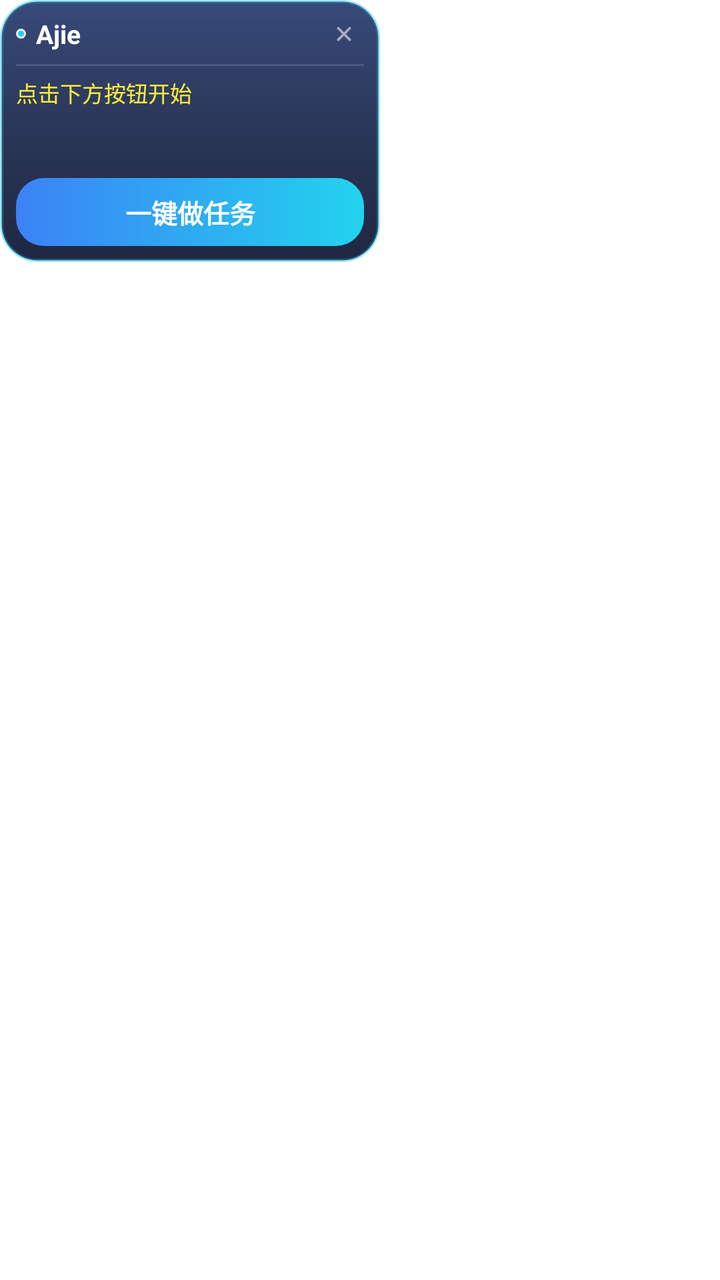
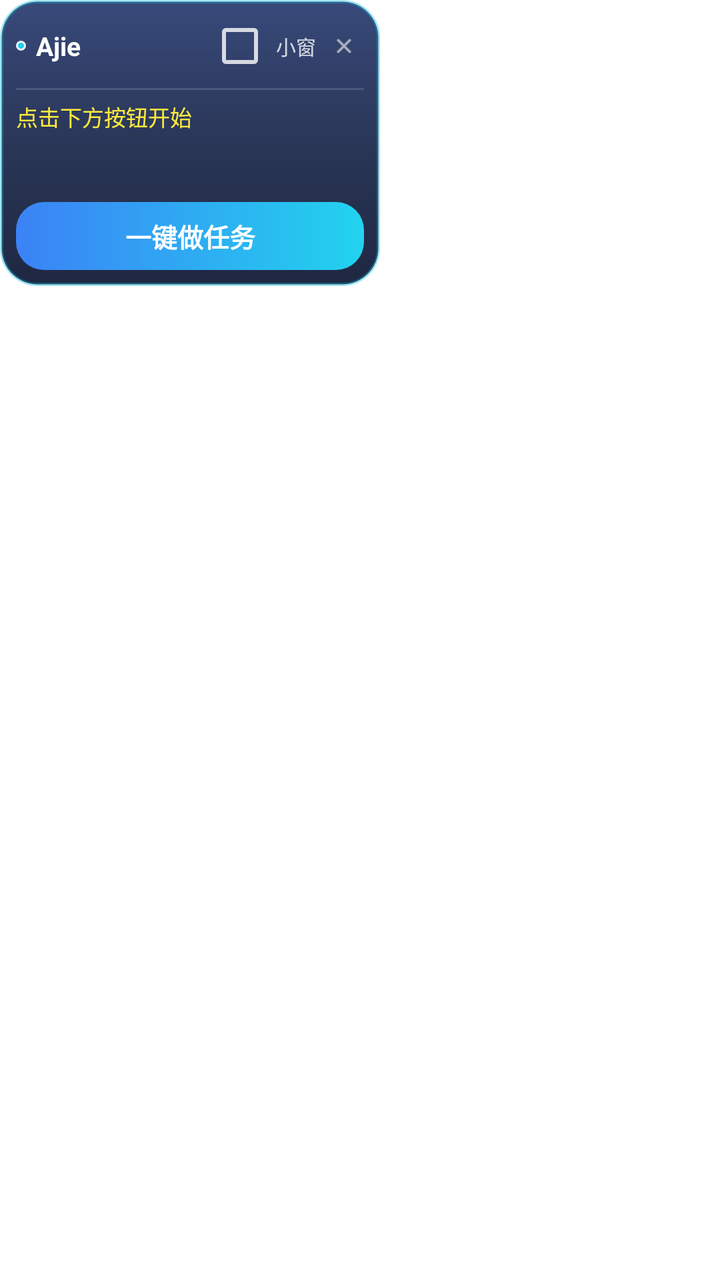

The first picture is an Android layout as it rendered before a commit; the second is the same layout after the commit. The layout source and the unified diff follow.
<!-- AndroidManifest.xml: application theme Theme.TaskHelper -->
<!-- res/layout/layout_window_float.xml -->
<?xml version="1.0" encoding="utf-8"?>
<RelativeLayout xmlns:android="http://schemas.android.com/apk/res/android"
    android:layout_width="wrap_content"
    android:layout_height="wrap_content">

    <LinearLayout
        android:id="@+id/ll_dot_container"
        android:layout_width="38dp"
        android:layout_height="38dp"
        android:background="@drawable/bg_float_dot_new"
        android:elevation="6dp"
        android:gravity="center"
        android:visibility="gone">

        <TextView
            android:id="@+id/tv_dot"
            android:layout_width="wrap_content"
            android:layout_height="wrap_content"
            android:text="J"
            android:textColor="#FFFFFF"
            android:textSize="14sp"
            android:textStyle="bold" />
    </LinearLayout>

    <LinearLayout
        android:id="@+id/ll_expanded"
        android:layout_width="190dp"
        android:layout_height="wrap_content"
        android:background="@drawable/bg_float_panel"
        android:elevation="6dp"
        android:orientation="vertical"
        android:paddingStart="8dp"
        android:paddingTop="7dp"
        android:paddingEnd="8dp"
        android:paddingBottom="8dp">

        <LinearLayout
            android:layout_width="match_parent"
            android:layout_height="wrap_content"
            android:gravity="center_vertical"
            android:orientation="horizontal">

            <View
                android:layout_width="5dp"
                android:layout_height="5dp"
                android:layout_marginEnd="5dp"
                android:background="@drawable/bg_float_dot_new" />

            <TextView
                android:layout_width="0dp"
                android:layout_height="wrap_content"
                android:layout_weight="1"
                android:text="Ajie"
                android:textColor="#FFFFFF"
                android:textSize="13sp"
                android:textStyle="bold" />

            <ImageView
                android:id="@+id/img_close"
                android:layout_width="20dp"
                android:layout_height="20dp"
                android:background="?android:attr/selectableItemBackgroundBorderless"
                android:padding="4dp"
                android:scaleType="centerInside"
                android:src="@android:drawable/ic_menu_close_clear_cancel"
                android:tint="#CCFFFFFF" />
        </LinearLayout>

        <View
            android:layout_width="match_parent"
            android:layout_height="1dp"
            android:layout_marginTop="5dp"
            android:layout_marginBottom="5dp"
            android:background="#22FFFFFF" />

        <TextView
            android:id="@+id/tv_status"
            android:layout_width="match_parent"
            android:layout_height="wrap_content"
            android:ellipsize="end"
            android:gravity="start"
            android:lineSpacingExtra="1dp"
            android:maxLines="4"
            android:minHeight="45dp"
            android:text="点击下方按钮开始"
            android:textColor="#FFEB3B"
            android:textSize="11sp" />

        <TextView
            android:id="@+id/tv_action"
            android:layout_width="match_parent"
            android:layout_height="34dp"
            android:layout_marginTop="6dp"
            android:background="@drawable/bg_float_action"
            android:gravity="center"
            android:text="一键做任务"
            android:textColor="#FFFFFF"
            android:textSize="13sp"
            android:textStyle="bold" />
    </LinearLayout>
</RelativeLayout>
<!-- resources referenced by this layout -->
<resources>
  <!-- drawable bg_float_action (drawable) -->
  <?xml version="1.0" encoding="utf-8"?>
  <shape xmlns:android="http://schemas.android.com/apk/res/android"
      android:shape="rectangle">
      <gradient
          android:angle="0"
          android:startColor="#3B82F6"
          android:endColor="#22D3EE" />
      <corners android:radius="14dp" />
  </shape>
  <!-- drawable bg_float_dot_new (drawable) -->
  <?xml version="1.0" encoding="utf-8"?>
  <shape xmlns:android="http://schemas.android.com/apk/res/android"
      android:shape="oval">
      <gradient
          android:type="radial"
          android:gradientRadius="48"
          android:startColor="#22D3EE"
          android:endColor="#2563EB" />
      <stroke android:width="1dp" android:color="#E6FFFFFF" />
  </shape>
  <!-- drawable bg_float_panel (drawable) -->
  <?xml version="1.0" encoding="utf-8"?>
  <shape xmlns:android="http://schemas.android.com/apk/res/android"
      android:shape="rectangle">
      <gradient
          android:angle="270"
          android:startColor="#F02C3E72"
          android:centerColor="#F01D2A4D"
          android:endColor="#F0111A36"
          android:type="linear" />
      <corners android:radius="18dp" />
      <stroke android:width="1.5dp" android:color="#5906B6D4" />
  </shape>
  <style name="Theme.TaskHelper" parent="Theme.MaterialComponents.Light.NoActionBar">
          <item name="colorPrimary">#3B5BDB</item>
          <item name="colorPrimaryVariant">#1A2A6B</item>
          <item name="colorOnPrimary">#FFFFFF</item>
          <item name="colorSecondary">#26A69A</item>
          <item name="colorSecondaryVariant">#00897B</item>
          <item name="colorOnSecondary">#FFFFFF</item>
          <item name="android:statusBarColor">#1A2A6B</item>
      </style>
</resources>

<!-- the commit's change to res/layout/layout_window_float.xml (unified diff, before → after) -->
@@ -55,6 +55,20 @@
                 android:textSize="13sp"
                 android:textStyle="bold" />
 
+            <CheckBox
+                android:id="@+id/cb_small_window"
+                android:layout_width="wrap_content"
+                android:layout_height="wrap_content"
+                android:buttonTint="#CCFFFFFF"
+                android:gravity="center_vertical"
+                android:minWidth="0dp"
+                android:minHeight="0dp"
+                android:paddingStart="2dp"
+                android:paddingEnd="4dp"
+                android:text="小窗"
+                android:textColor="#CCFFFFFF"
+                android:textSize="10sp" />
+
             <ImageView
                 android:id="@+id/img_close"
                 android:layout_width="20dp"
